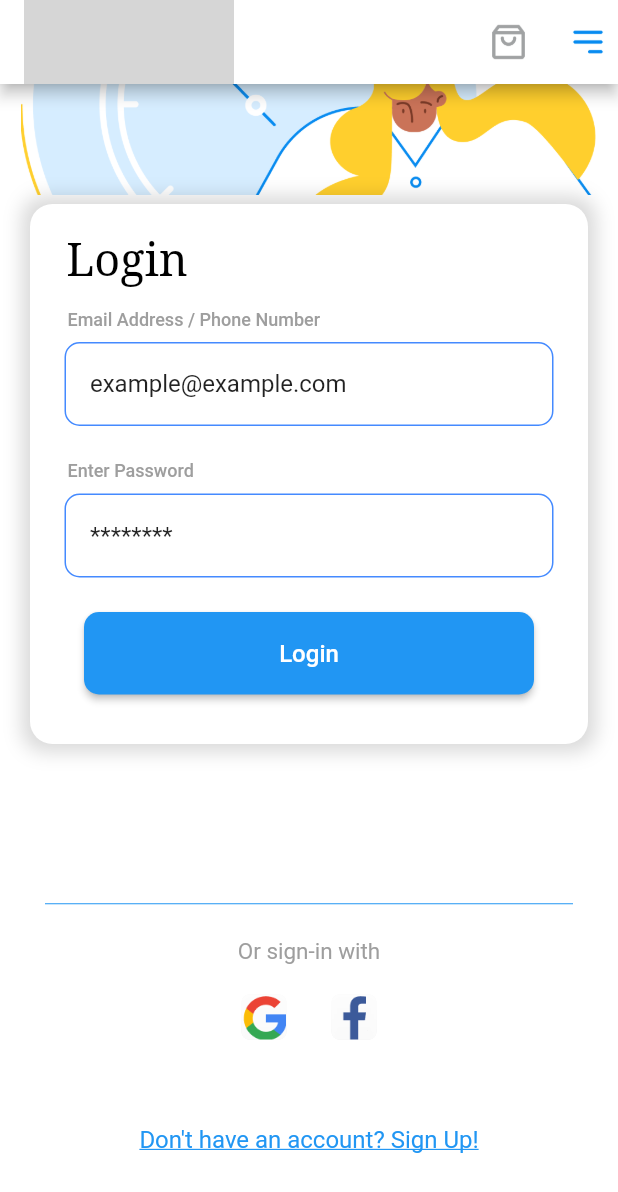
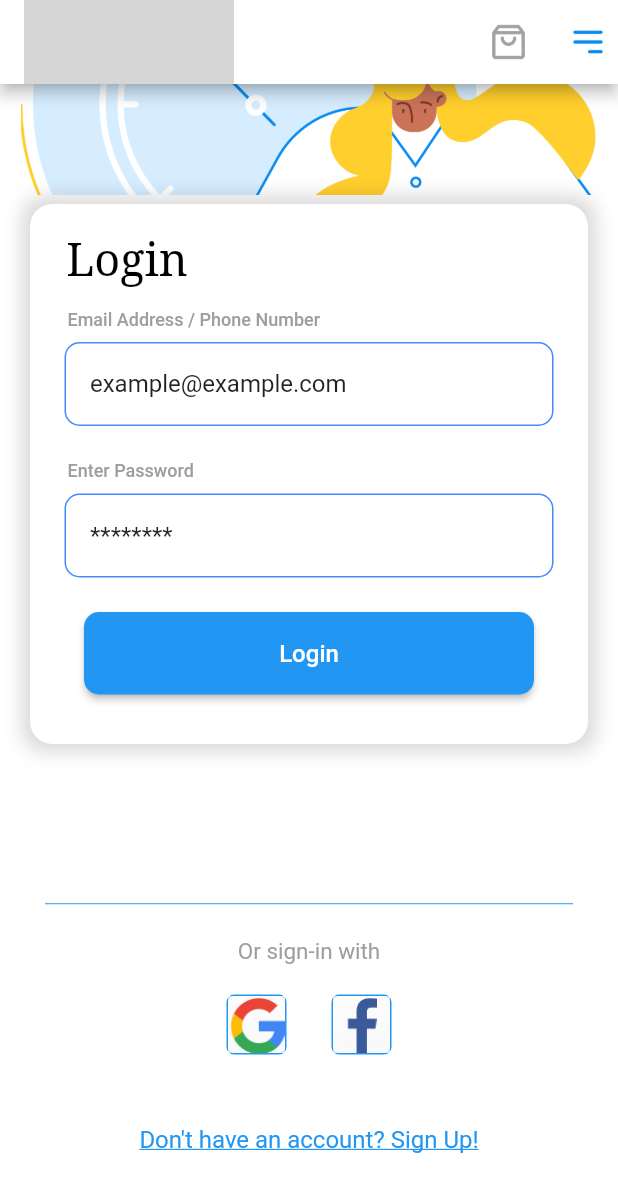
Before and after one commit to Apoorv-cloud/SAP, a Flutter app: the screen it shows after launch, on a phone screen of 412 x 824 dp. Shown: the top 1192 px of the screen. Run offline on Flutter 3.47's test engine with Material 2 defaults, Android fonts, the phone set to English and light mode, and no system bars; grey boxes are pictures that could not be loaded.

Commit message:
Borders added

```diff
--- a/lib/main.dart
+++ b/lib/main.dart
@@ -250,9 +250,15 @@ class _MyHomePageState extends State<MyHomePage> {
   //button to login in using scial media,
   _loginSocialMediaBtn(String img) {
     return SizedBox.fromSize(
-      size: Size(30, 30), //button width and height
-      child: ClipRRect(
-        borderRadius: BorderRadius.circular(5),
+      size: Size(40, 40),
+      child: Container(
+            decoration: new BoxDecoration(
+              border: Border.all(width: 1, color: Colors.blue[500]),
+              borderRadius: new BorderRadius.all(Radius.circular(5.0)),
+              shape: BoxShape.rectangle,
+            ), //button width and height
+       child:ClipRRect(
+        //borderRadius: BorderRadius.circular(5),
         child: Material(
           elevation: 16,
           shadowColor: Colors.white,
@@ -268,7 +274,7 @@ class _MyHomePageState extends State<MyHomePage> {
           ),
         ),
       ),
-    );
+    ));
   }
 
   _inputTextField(hintText, bool obscuretext) {
```
